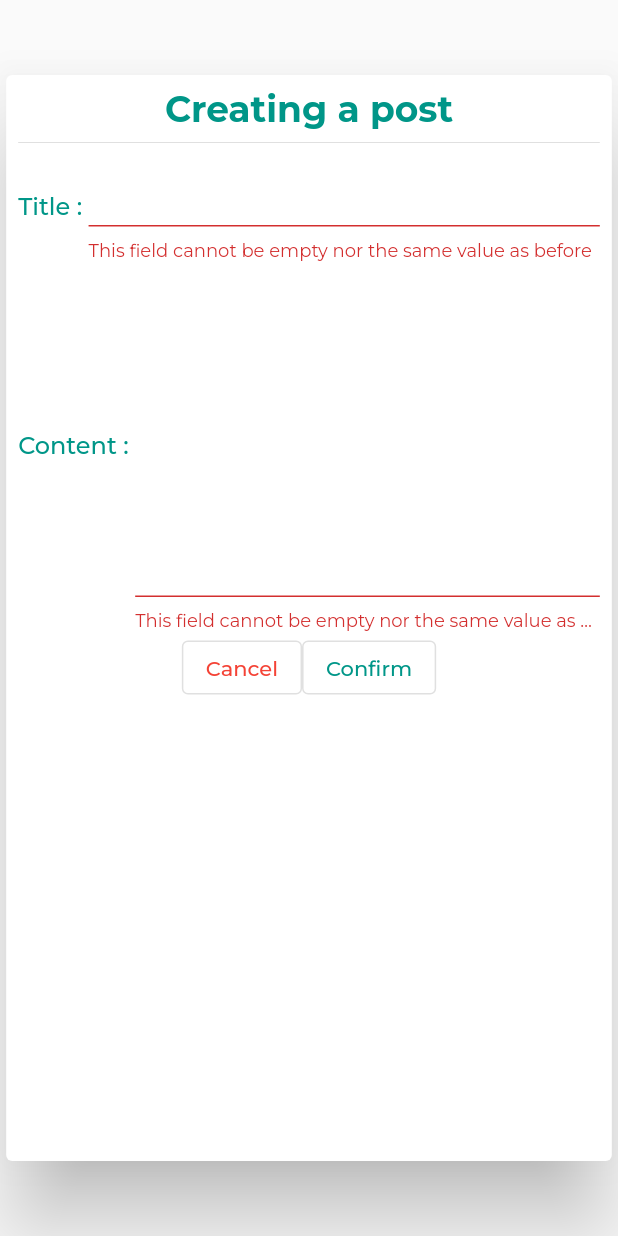
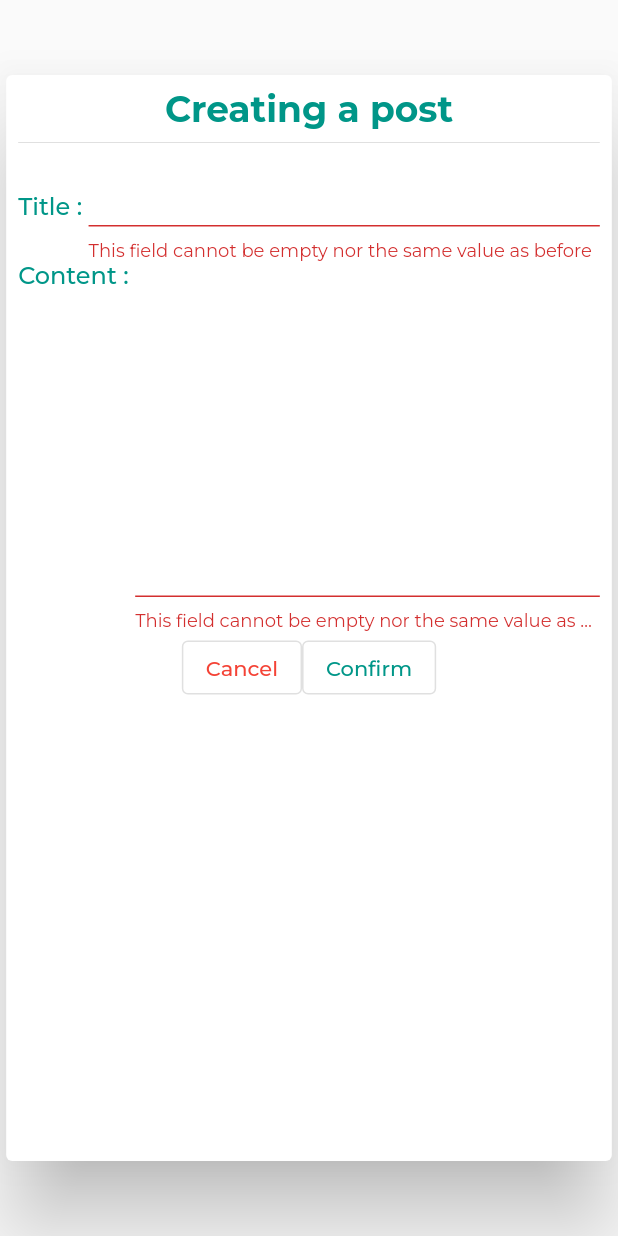
Before and after one commit to AssosNation/AssosNation-App, a Flutter app: the CreatePostDialog widget shown alone on an empty page, opened directly, after a tap on "Confirm", on a phone screen of 412 x 824 dp. Run offline on Flutter 3.47's test engine with Material 2 defaults, Android fonts, the phone set to English and light mode, and no system bars; our stand-ins replace carousel_slider, cloud_firestore, firebase_auth, firebase_core, firebase_storage, geolocator and 3 more; accounts and stored records are empty; network calls fail.

Commit message:
Can now create new post as an Association

```diff
--- a/lib/components/dialog/create_post_dialog.dart
+++ b/lib/components/dialog/create_post_dialog.dart
@@ -1,6 +1,10 @@
 import 'package:assosnation_app/components/forms/form_main_title.dart';
 import 'package:assosnation_app/components/forms/form_subtitle.dart';
+import 'package:assosnation_app/services/firebase/firestore/posts/posts_service.dart';
+import 'package:assosnation_app/services/models/association.dart';
+import 'package:assosnation_app/services/models/post.dart';
 import 'package:flutter/material.dart';
+import 'package:provider/provider.dart';
 
 class CreatePostDialog extends StatefulWidget {
   @override
@@ -13,12 +17,12 @@ class _CreatePostDialogState extends State<CreatePostDialog> {
   String _title = "";
   String _content = "";
 
-  _verifyAndValidateForm() async {
+  _verifyAndValidateForm(assosId) async {
     if (_formKey.currentState != null) {
       if (_formKey.currentState!.validate()) {
-        /*dynamic res =
-            await PostService().createPostForAssociation(widget._post, _title, _content);*/
-        final res = false;
+        final postToCreate = Post.creation(_title, assosId, _content, "");
+        final res =
+            await PostService().createPostForAssociation(postToCreate, assosId);
         if (res == true) {
           Navigator.pop(context);
           setState(() {
@@ -47,6 +51,7 @@ class _CreatePostDialogState extends State<CreatePostDialog> {
 
   @override
   Widget build(BuildContext context) {
+    final _assos = context.watch<Association?>();
     return Dialog(
       insetPadding: EdgeInsets.fromLTRB(0, 50, 0, 50),
       child: SizedBox(
@@ -78,6 +83,7 @@ class _CreatePostDialogState extends State<CreatePostDialog> {
                   ],
                 ),
                 Row(
+                  crossAxisAlignment: CrossAxisAlignment.start,
                   children: [
                     FormSubTitle("Content : "),
                     Expanded(
@@ -104,7 +110,9 @@ class _CreatePostDialogState extends State<CreatePostDialog> {
                         child: Text("Cancel",
                             style: TextStyle(color: Colors.red))),
                     OutlinedButton(
-                        onPressed: _verifyAndValidateForm,
+                        onPressed: () async {
+                          _verifyAndValidateForm(_assos!.uid);
+                        },
                         child: Text(
                           "Confirm",
                           style: TextStyle(color: Colors.teal),
--- a/lib/services/interfaces/posts_interface.dart
+++ b/lib/services/interfaces/posts_interface.dart
@@ -2,7 +2,8 @@ import 'package:assosnation_app/services/models/association.dart';
 import 'package:assosnation_app/services/models/post.dart';
 
 abstract class PostsInterface {
-  Future createPostForAssociation(Post post, Association association);
+  Future createPostForAssociation(Post post, String assosId);
+
   Future removePost(String postId);
   Future<List<Post>> retrieveAllPostsForAssociation(Association association);
   Future updatePost(Post post, String title, String content);
--- a/lib/services/models/post.dart
+++ b/lib/services/models/post.dart
@@ -1,16 +1,18 @@
 import 'package:cloud_firestore/cloud_firestore.dart';
 
 class Post {
-  final String id;
-  final String title;
-  final DocumentReference assosId;
-  final String content;
-  final String photo;
-  final Timestamp timestamp;
-  List usersWhoLiked;
+  String id = "";
+  String title;
+  String assosId;
+  String content;
+  String photo;
+  Timestamp timestamp = Timestamp.now();
+  List usersWhoLiked = [];
 
   Post(this.id, this.title, this.assosId, this.content, this.photo,
       this.timestamp, this.usersWhoLiked);
+
+  Post.creation(this.title, this.assosId, this.content, this.photo);
 
   didUserLikeThePost(String uid) {
     return usersWhoLiked.contains(uid);
```
Also changed, not shown: lib/services/firebase/firestore/posts/posts_service.dart (+5 -5 lines).
